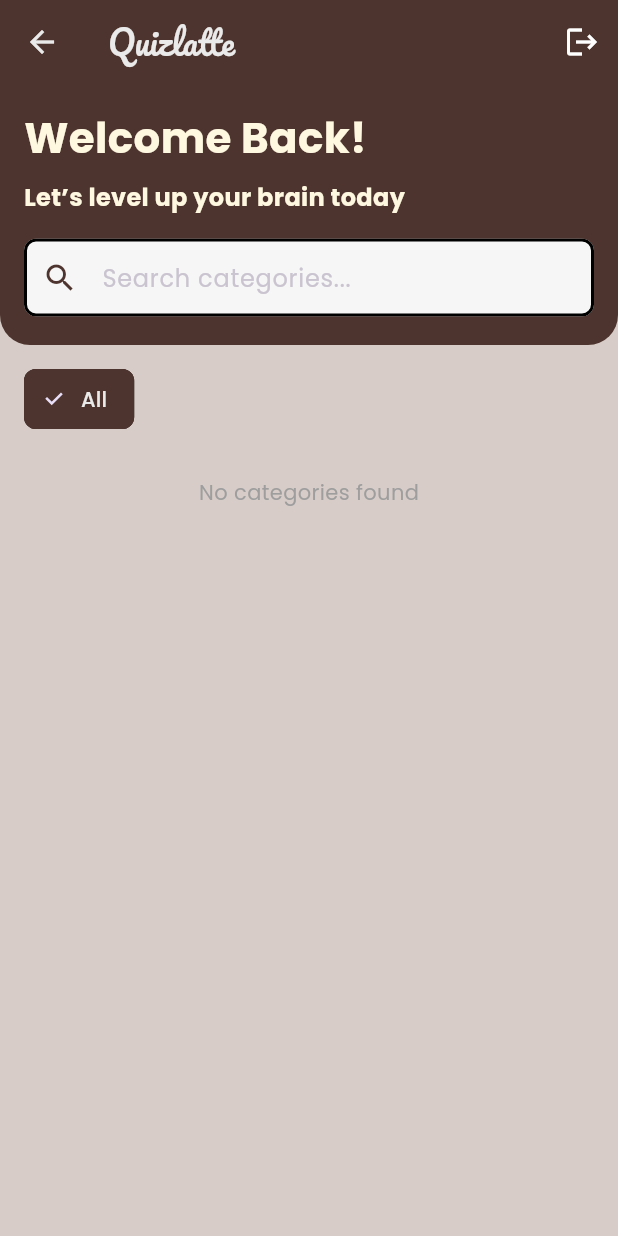
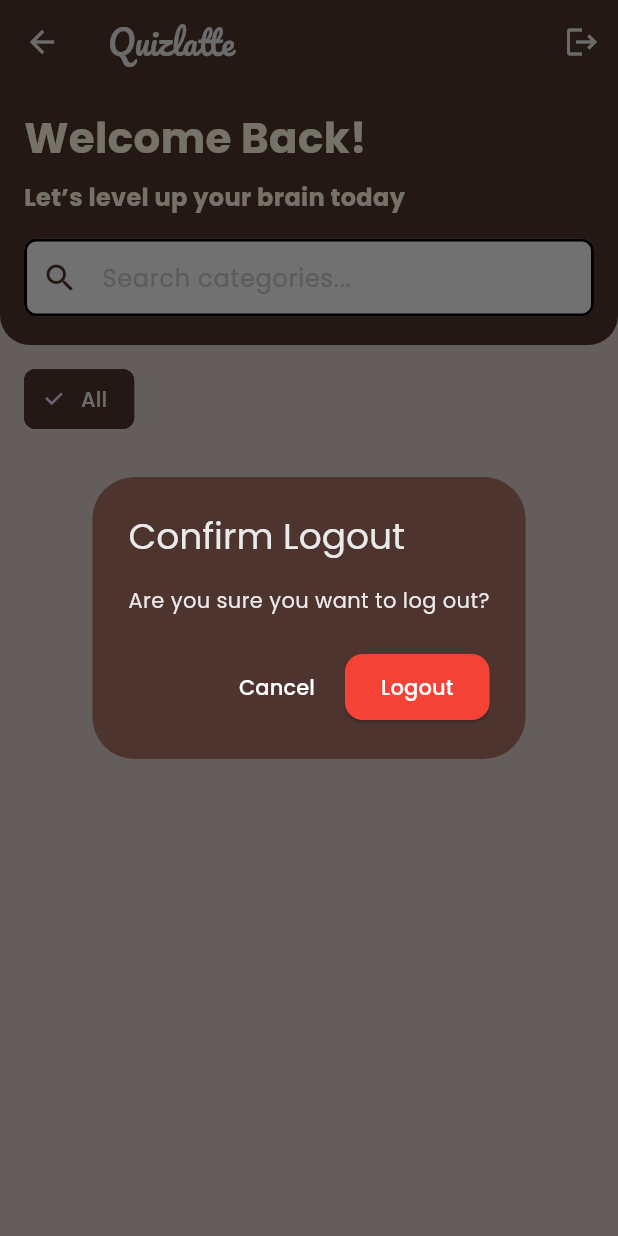
Before and after one commit to hadyaan/quizlatte-app, a Flutter app: the HomeScreen screen opened by its route, after a tap on the "logout" icon, on a phone screen of 412 x 824 dp. Run offline on Flutter 3.47's test engine with Material 3 defaults, Android fonts, the phone set to English and light mode, and no system bars; our stand-ins replace cloud_firestore, firebase_auth, firebase_core, flutter_animate, flutter_login, google_fonts and 2 more; accounts and stored records are empty.

Commit message:
Menerapkan role untuk user dan admin dan navigasi dalam alur autentikasi; menambahkan dialog konfirmasi logout dan mengintegrasikan SharedPreferences untuk penyimpanan peran.

```diff
--- a/lib/view/user/home_screen.dart
+++ b/lib/view/user/home_screen.dart
@@ -96,12 +96,42 @@ class _HomeScreenState extends State<HomeScreen> {
             title: Text("Quizlatte", style: GoogleFonts.pacifico()),
             actions: [
               IconButton(
-                icon: Icon(Icons.logout),
-                color: Colors.white,
+                icon: const Icon(Icons.logout),
+                tooltip: 'Logout',
                 onPressed: () async {
-                  await FirebaseAuth.instance.signOut();
-                  if (context.mounted) {
-                    Navigator.of(context).pushReplacementNamed('/');
+                  final shouldLogout = await showDialog<bool>(
+                    context: context,
+                    builder: (context) => AlertDialog(
+                      backgroundColor: AppTheme.primaryHome,
+                      title: const Text('Confirm Logout'),
+                      content: const Text('Are you sure you want to log out?'),
+                      actions: [
+                        TextButton(
+                          onPressed: () => Navigator.of(context).pop(false),
+                          child: const Text(
+                            'Cancel',
+                            style: TextStyle(color: Colors.white),
+                          ),
+                        ),
+                        ElevatedButton(
+                          onPressed: () => Navigator.of(context).pop(true),
+                          style: ElevatedButton.styleFrom(
+                            backgroundColor: Colors.red,
+                          ),
+                          child: const Text('Logout'),
+                        ),
+                      ],
+                    ),
+                  );
+
+                  if (shouldLogout == true) {
+                    await FirebaseAuth.instance.signOut();
+                    if (context.mounted) {
+                      Navigator.of(context).pushNamedAndRemoveUntil(
+                        '/', // Ganti dengan route ke LoginPage jika berbeda
+                        (route) => false,
+                      );
+                    }
                   }
                 },
               ),
@@ -151,6 +181,9 @@ class _HomeScreenState extends State<HomeScreen> {
                                 controller: _searchController,
                                 focusNode: _searchFocusNode,
                                 onChanged: (value) => _filterCategories(value),
+                                style: TextStyle(
+                                  color: AppTheme.backgroundColor,
+                                ),
                                 decoration: InputDecoration(
                                   fillColor: AppTheme
                                       .surfaceHome, // Warna latar belakang untuk input search
--- a/pubspec.yaml
+++ b/pubspec.yaml
@@ -41,6 +41,7 @@ dependencies:
   percent_indicator: ^4.2.5
   flutter_login: ^5.0.0
   firebase_auth: ^5.5.4
+  shared_preferences: ^2.5.3
 
 dev_dependencies:
   flutter_test:
```
Also changed, not shown: lib/auth/login_page.dart (+33 -9 lines), lib/main.dart (+37 -6 lines), lib/view/admin/admin_home_screen.dart (+42 -3 lines), lib/view/user/quiz_result_screen.dart (+8 -1 lines), pubspec.lock, 1 other file.
